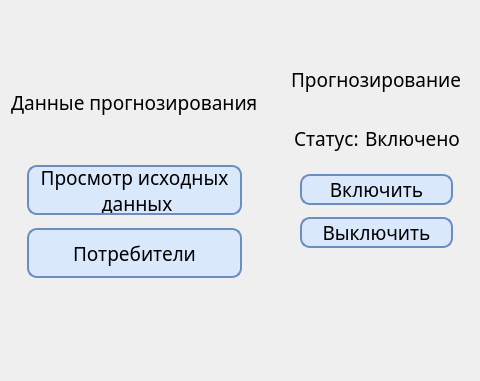
Above: RoleMenu/UI/AnalystMenu.ui from G3RKA/EFS-Energy-Forecasting-System before the change; both pictures show x 0 to 480 and y 0 to 381 of the 1002 by 650 pixel window. Below: the same form after it.
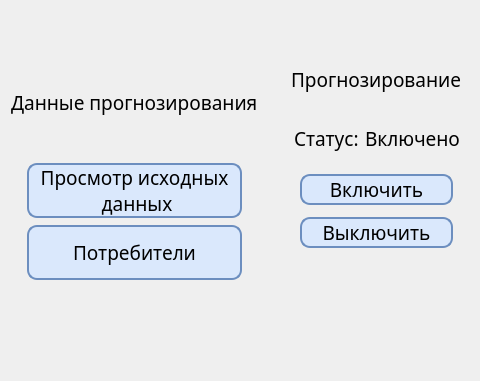
That is the form after the change.

```diff
--- a/RoleMenu/UI/AnalystMenu.ui
+++ b/RoleMenu/UI/AnalystMenu.ui
@@ -91,13 +91,13 @@
          <property name="minimumSize">
           <size>
            <width>215</width>
-           <height>50</height>
+           <height>55</height>
           </size>
          </property>
          <property name="maximumSize">
           <size>
            <width>215</width>
-           <height>50</height>
+           <height>55</height>
           </size>
          </property>
          <property name="font">
@@ -123,7 +123,7 @@
          <property name="minimumSize">
           <size>
            <width>215</width>
-           <height>50</height>
+           <height>55</height>
           </size>
          </property>
          <property name="font">
```
